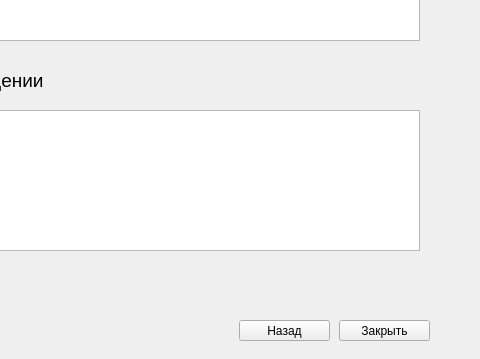
Above: infoWindow2.ui from KaMA308/Reader-s-diary before the change; both pictures show x 251 to 731 and y 230 to 589 of the 731 by 589 pixel window. Below: the same form after it.
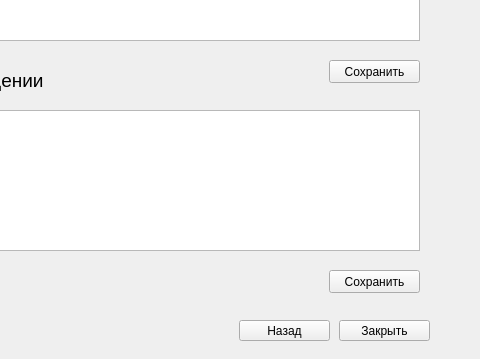
That is the form after the change.

Commit message: код для 2 окна

What changed in the file:
```diff
--- a/infoWindow2.ui
+++ b/infoWindow2.ui
@@ -95,6 +95,32 @@
     <string>Назад</string>
    </property>
   </widget>
+  <widget class="QPushButton" name="saveClash">
+   <property name="geometry">
+    <rect>
+     <x>580</x>
+     <y>290</y>
+     <width>91</width>
+     <height>23</height>
+    </rect>
+   </property>
+   <property name="text">
+    <string>Сохранить</string>
+   </property>
+  </widget>
+  <widget class="QPushButton" name="saveArgum">
+   <property name="geometry">
+    <rect>
+     <x>580</x>
+     <y>500</y>
+     <width>91</width>
+     <height>23</height>
+    </rect>
+   </property>
+   <property name="text">
+    <string>Сохранить</string>
+   </property>
+  </widget>
  </widget>
  <resources/>
  <connections/>
```
The commit also changes 1 other file.
